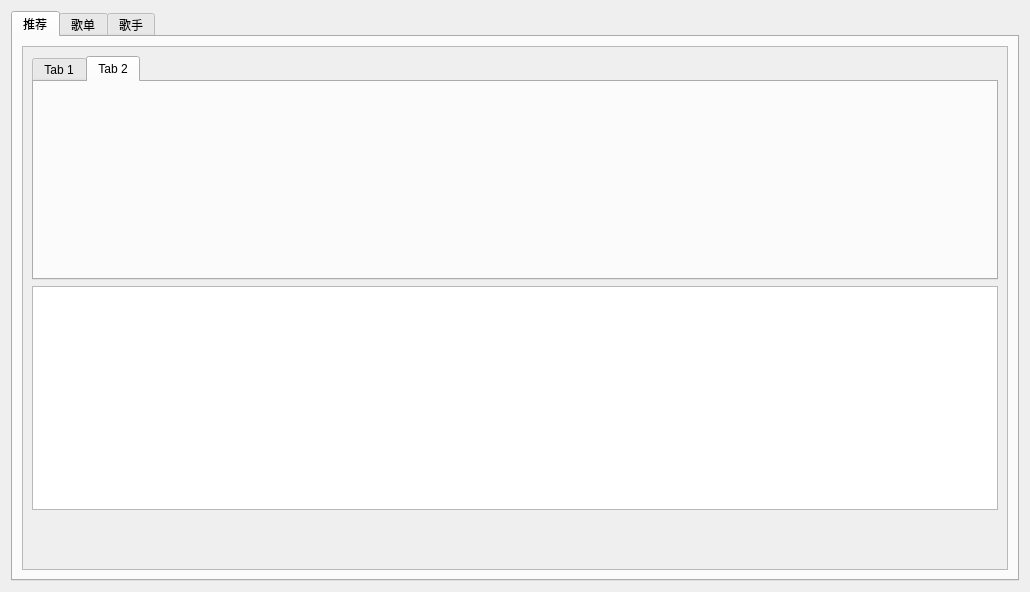
Above: src/view/searchmusicview.ui from zhichao10086/MusicPlayer before the change. Below: the same form after it.
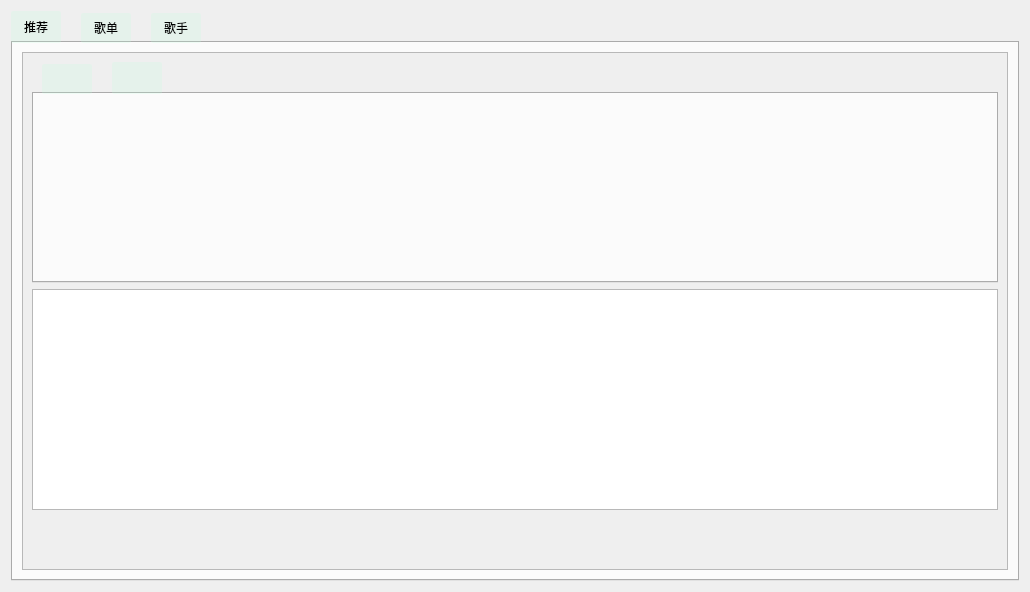
That is the form after the change. The open tabs and pages were chosen to show the change.

Patch:
```diff
--- a/src/view/searchmusicview.ui
+++ b/src/view/searchmusicview.ui
@@ -13,11 +13,114 @@
   <property name="windowTitle">
    <string>Form</string>
   </property>
+  <property name="styleSheet">
+   <string notr="true">QWidget#DownLoadView{
+background-color: rgb(249, 255, 239,50);
+}
+QWidget#downloadedWidget{
+background-color: rgb(249, 255, 239,30);
+}
+QWidget#downloadingWidget{
+background-color: rgb(249, 255, 239,30);
+}
+
+
+QListWidget{
+background-color: rgb(249, 255, 239,50);
+}
+
+
+QTabBar::tab{
+font: 9pt &quot;楷体&quot;;
+	border-color:rgb(61, 181, 255);
+	border-width:2px;
+	border-radius:3px;
+	background-color: rgb(249, 255, 239,50);
+	min-width:80px;
+	min-height:20px;
+	margin-right:10px;
+}
+
+QTabBar::tab:hover{
+font: 9pt &quot;楷体&quot;;
+	border-color:rgb(61, 181, 255);
+	border-width:2px;
+	border-radius:3px;
+	background-color: rgb(191,191,191,50);
+	min-width:80px;
+	min-height:20px;
+	margin-right:10px;
+}
+
+
+QListWidget{
+	background-color: rgb(252, 255, 251,100);
+}
+
+
+QLabel{
+	font: 9pt &quot;楷体&quot;;
+}
+
+QLineEdit{
+
+	font: 9pt &quot;楷体&quot;;
+	border-color:rgb(61, 181, 255);
+	border-width:2px;
+	border-radius:3px;
+	background-color: rgb(249, 255, 239,100);
+
+}
+QPushButton{
+	font: 9pt &quot;楷体&quot;;
+	border-color:rgb(61, 181, 255);
+	border-width:2px;
+	border-radius:3px;
+	background-color: rgb(249, 255, 239,50);
+}
+
+QPushButton:hover{
+	font: 9pt &quot;楷体&quot;;
+	border-color:rgb(61, 181, 255);
+	border-width:2px;
+	border-radius:3px;
+	background-color: rgb(191,191,191,50);
+}
+
+
+QTabWidget::tab-bar {  		/*整个最上面的tab栏*/
+    alignment: center;  
+
+	background-color: rgb(189, 255, 219);
+
+	
+} 
+ QTabBar::tab:!selected {
+     margin-top: 2px; /* make non-selected tabs look smaller */
+ }
+
+
+
+</string>
+  </property>
   <layout class="QVBoxLayout" name="verticalLayout_2">
    <item>
     <layout class="QVBoxLayout" name="verticalLayout">
      <item>
       <widget class="QTabWidget" name="tabWidget">
+       <property name="styleSheet">
+        <string notr="true">QTabBar::tab{
+font: 9pt &quot;楷体&quot;;
+	/*border-color:rgb(61, 181, 255);*/
+	border-width:1px;
+	background-color: rgb(189, 255, 219,50);
+	border-radius:2px;
+	/*background-color: rgb(249, 255, 239,50);*/
+	min-width:50px;
+	min-height:30px;
+	margin-right:20px;
+}</string>
+       </property>
        <property name="currentIndex">
         <number>0</number>
        </property>
@@ -37,7 +140,7 @@
               <x>0</x>
               <y>0</y>
               <width>976</width>
-              <height>516</height>
+              <height>507</height>
              </rect>
             </property>
             <layout class="QVBoxLayout" name="verticalLayout_5">
@@ -48,14 +151,33 @@
                </property>
                <item>
                 <widget class="QTabWidget" name="twViewPager">
+                 <property name="styleSheet">
+                  <string notr="true">QTabBar::tab{
+font: 9pt &quot;楷体&quot;;
+	/*border-color:rgb(61, 181, 255);*/
+	border-width:1px;
+	background-color: rgb(189, 255, 219,50);
+	border-radius:2px;
+	/*background-color: rgb(249, 255, 239,50);*/
+	min-width:50px;
+	min-height:30px;
+	margin-right:20px;
+	left:10; 
+	
+}
+</string>
+                 </property>
+                 <property name="currentIndex">
+                  <number>1</number>
+                 </property>
                  <widget class="QWidget" name="tab_2">
                   <attribute name="title">
-                   <string>Tab 1</string>
+                   <string/>
                   </attribute>
                  </widget>
                  <widget class="QWidget" name="tab_3">
                   <attribute name="title">
-                   <string>Tab 2</string>
+                   <string/>
                   </attribute>
                  </widget>
                 </widget>
```
